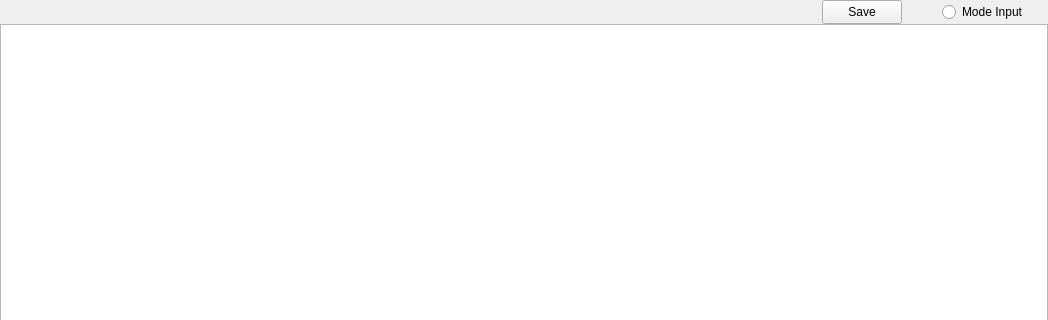
First picture: the form in ui/sources/page_buku_induk_guru.ui, repository asjach/db_app, before the edit; both pictures show x 0 to 1048 and y 0 to 320 of the 1048 by 618 pixel window.
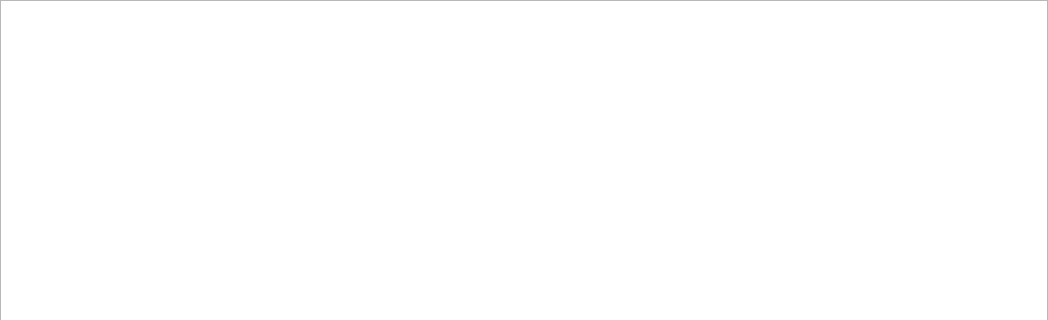
Second picture: the form after the edit.

```diff
--- a/ui/sources/page_buku_induk_guru.ui
+++ b/ui/sources/page_buku_induk_guru.ui
@@ -29,80 +29,9 @@
    <property name="spacing">
     <number>0</number>
    </property>
-   <item row="1" column="0" colspan="6">
+   <item row="0" column="0" colspan="3">
     <widget class="QTableWidget" name="tbl_daftar_guru"/>
    </item>
-   <item row="0" column="0">
-    <spacer name="horizontalSpacer">
-     <property name="orientation">
-      <enum>Qt::Horizontal</enum>
-     </property>
-     <property name="sizeHint" stdset="0">
-      <size>
-       <width>40</width>
-       <height>20</height>
-      </size>
-     </property>
-    </spacer>
-   </item>
-   <item row="0" column="3">
-    <spacer name="horizontalSpacer_3">
-     <property name="orientation">
-      <enum>Qt::Horizontal</enum>
-     </property>
-     <property name="sizeType">
-      <enum>QSizePolicy::Fixed</enum>
-     </property>
-     <property name="sizeHint" stdset="0">
-      <size>
-       <width>40</width>
-       <height>20</height>
-      </size>
-     </property>
-    </spacer>
-   </item>
-   <item row="0" column="5">
-    <spacer name="horizontalSpacer_2">
-     <property name="orientation">
-      <enum>Qt::Horizontal</enum>
-     </property>
-     <property name="sizeType">
-      <enum>QSizePolicy::Fixed</enum>
-     </property>
-     <property name="sizeHint" stdset="0">
-      <size>
-       <width>20</width>
-       <height>20</height>
-      </size>
-     </property>
-    </spacer>
-   </item>
-   <item row="0" column="1">
-    <widget class="QPushButton" name="btn_save">
-     <property name="minimumSize">
-      <size>
-       <width>0</width>
-       <height>24</height>
-      </size>
-     </property>
-     <property name="text">
-      <string>Save</string>
-     </property>
-    </widget>
-   </item>
-   <item row="0" column="4">
-    <widget class="QRadioButton" name="radio_input">
-     <property name="minimumSize">
-      <size>
-       <width>0</width>
-       <height>24</height>
-      </size>
-     </property>
-     <property name="text">
-      <string>Mode Input</string>
-     </property>
-    </widget>
-   </item>
   </layout>
  </widget>
  <resources/>
```
